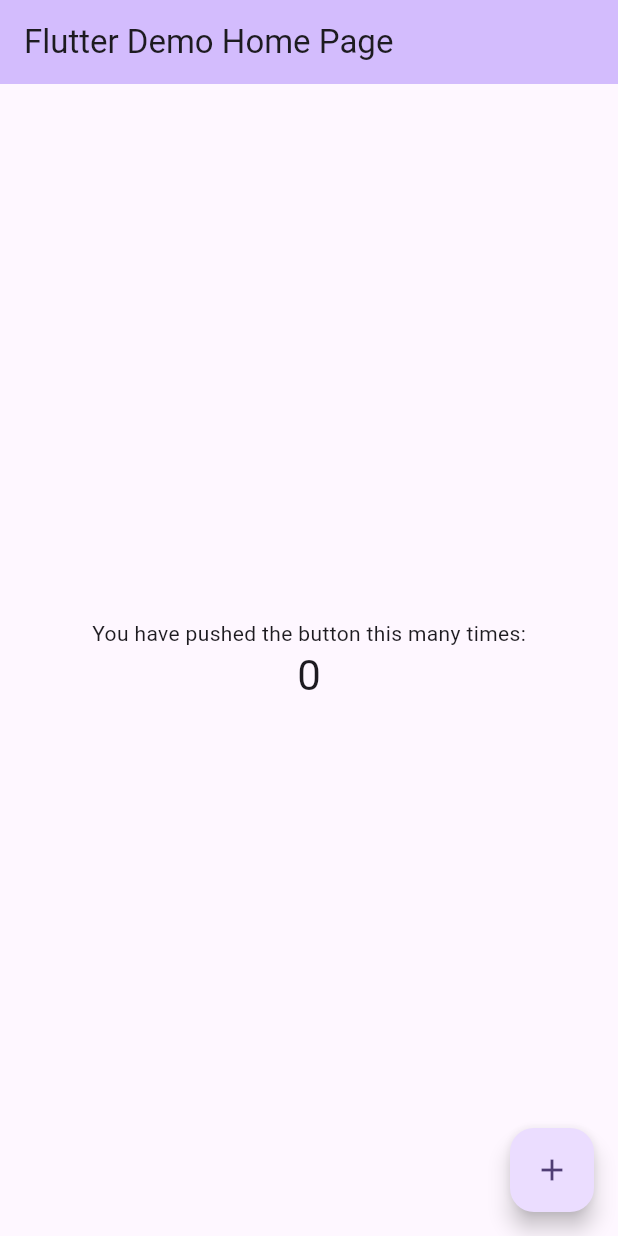
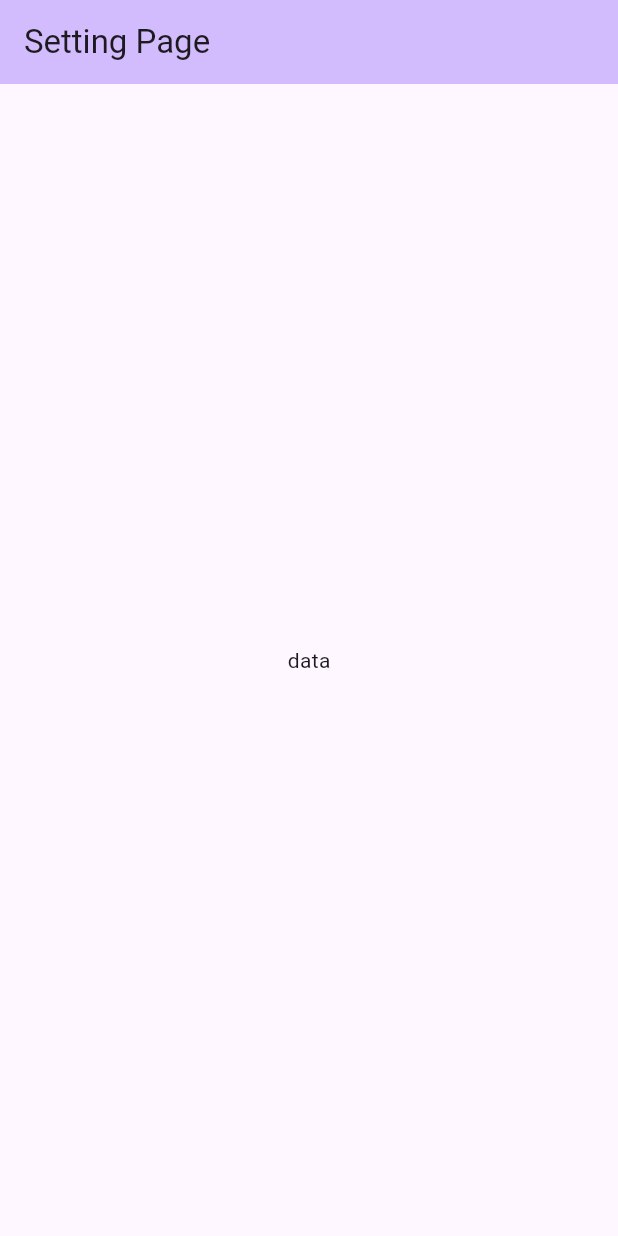
Before and after one commit to aditechdev/arre_assignment_flutter, a Flutter app: the screen it shows after launch, on a phone screen of 412 x 824 dp. Run offline on Flutter 3.47's test engine with Material 2 defaults, Android fonts, the phone set to English and light mode, and no system bars.

Commit message:
:wastebasket: Remove default code

```diff
--- /dev/null
+++ b/lib/features/settings_page.dart
@@ -0,0 +1,18 @@
+import 'package:flutter/material.dart';
+
+class SettingsPage extends StatelessWidget {
+  const SettingsPage({
+    super.key,
+  });
+
+  @override
+  Widget build(BuildContext context) {
+    return Scaffold(
+      appBar: AppBar(
+        backgroundColor: Theme.of(context).colorScheme.inversePrimary,
+        title: const Text("Setting Page"),
+      ),
+      body: const Center(child: Text("data")),
+    );
+  }
+}
--- a/lib/main.dart
+++ b/lib/main.dart
@@ -1,3 +1,4 @@
+import 'package:arre_assignment_flutter/features/settings_page.dart';
 import 'package:flutter/material.dart';
 
 void main() {
@@ -7,119 +8,16 @@ void main() {
 class MyApp extends StatelessWidget {
   const MyApp({super.key});
 
-  // This widget is the root of your application.
   @override
   Widget build(BuildContext context) {
     return MaterialApp(
-      title: 'Flutter Demo',
+      title: 'Arre',
+      debugShowCheckedModeBanner: false,
       theme: ThemeData(
-        // This is the theme of your application.
-        //
-        // TRY THIS: Try running your application with "flutter run". You'll see
-        // the application has a blue toolbar. Then, without quitting the app,
-        // try changing the seedColor in the colorScheme below to Colors.green
-        // and then invoke "hot reload" (save your changes or press the "hot
-        // reload" button in a Flutter-supported IDE, or press "r" if you used
-        // the command line to start the app).
-        //
-        // Notice that the counter didn't reset back to zero; the application
-        // state is not lost during the reload. To reset the state, use hot
-        // restart instead.
-        //
-        // This works for code too, not just values: Most code changes can be
-        // tested with just a hot reload.
         colorScheme: ColorScheme.fromSeed(seedColor: Colors.deepPurple),
         useMaterial3: true,
       ),
-      home: const MyHomePage(title: 'Flutter Demo Home Page'),
+      home: const SettingsPage(),
     );
   }
 }
-
-class MyHomePage extends StatefulWidget {
-  const MyHomePage({super.key, required this.title});
-
-  // This widget is the home page of your application. It is stateful, meaning
-  // that it has a State object (defined below) that contains fields that affect
-  // how it looks.
-
-  // This class is the configuration for the state. It holds the values (in this
-  // case the title) provided by the parent (in this case the App widget) and
-  // used by the build method of the State. Fields in a Widget subclass are
-  // always marked "final".
-
-  final String title;
-
-  @override
-  State<MyHomePage> createState() => _MyHomePageState();
-}
-
-class _MyHomePageState extends State<MyHomePage> {
-  int _counter = 0;
-
-  void _incrementCounter() {
-    setState(() {
-      // This call to setState tells the Flutter framework that something has
-      // changed in this State, which causes it to rerun the build method below
-      // so that the display can reflect the updated values. If we changed
-      // _counter without calling setState(), then the build method would not be
-      // called again, and so nothing would appear to happen.
-      _counter++;
-    });
-  }
-
-  @override
-  Widget build(BuildContext context) {
-    // This method is rerun every time setState is called, for instance as done
-    // by the _incrementCounter method above.
-    //
-    // The Flutter framework has been optimized to make rerunning build methods
-    // fast, so that you can just rebuild anything that needs updating rather
-    // than having to individually change instances of widgets.
-    return Scaffold(
-      appBar: AppBar(
-        // TRY THIS: Try changing the color here to a specific color (to
-        // Colors.amber, perhaps?) and trigger a hot reload to see the AppBar
-        // change color while the other colors stay the same.
-        backgroundColor: Theme.of(context).colorScheme.inversePrimary,
-        // Here we take the value from the MyHomePage object that was created by
-        // the App.build method, and use it to set our appbar title.
-        title: Text(widget.title),
-      ),
-      body: Center(
-        // Center is a layout widget. It takes a single child and positions it
-        // in the middle of the parent.
-        child: Column(
-          // Column is also a layout widget. It takes a list of children and
-          // arranges them vertically. By default, it sizes itself to fit its
-          // children horizontally, and tries to be as tall as its parent.
-          //
-          // Column has various properties to control how it sizes itself and
-          // how it positions its children. Here we use mainAxisAlignment to
-          // center the children vertically; the main axis here is the vertical
-          // axis because Columns are vertical (the cross axis would be
-          // horizontal).
-          //
-          // TRY THIS: Invoke "debug painting" (choose the "Toggle Debug Paint"
-          // action in the IDE, or press "p" in the console), to see the
-          // wireframe for each widget.
-          mainAxisAlignment: MainAxisAlignment.center,
-          children: <Widget>[
-            const Text(
-              'You have pushed the button this many times:',
-            ),
-            Text(
-              '$_counter',
-              style: Theme.of(context).textTheme.headlineMedium,
-            ),
-          ],
-        ),
-      ),
-      floatingActionButton: FloatingActionButton(
-        onPressed: _incrementCounter,
-        tooltip: 'Increment',
-        child: const Icon(Icons.add),
-      ), // This trailing comma makes auto-formatting nicer for build methods.
-    );
-  }
-}
```
Also changed, not shown: 1 other file.
